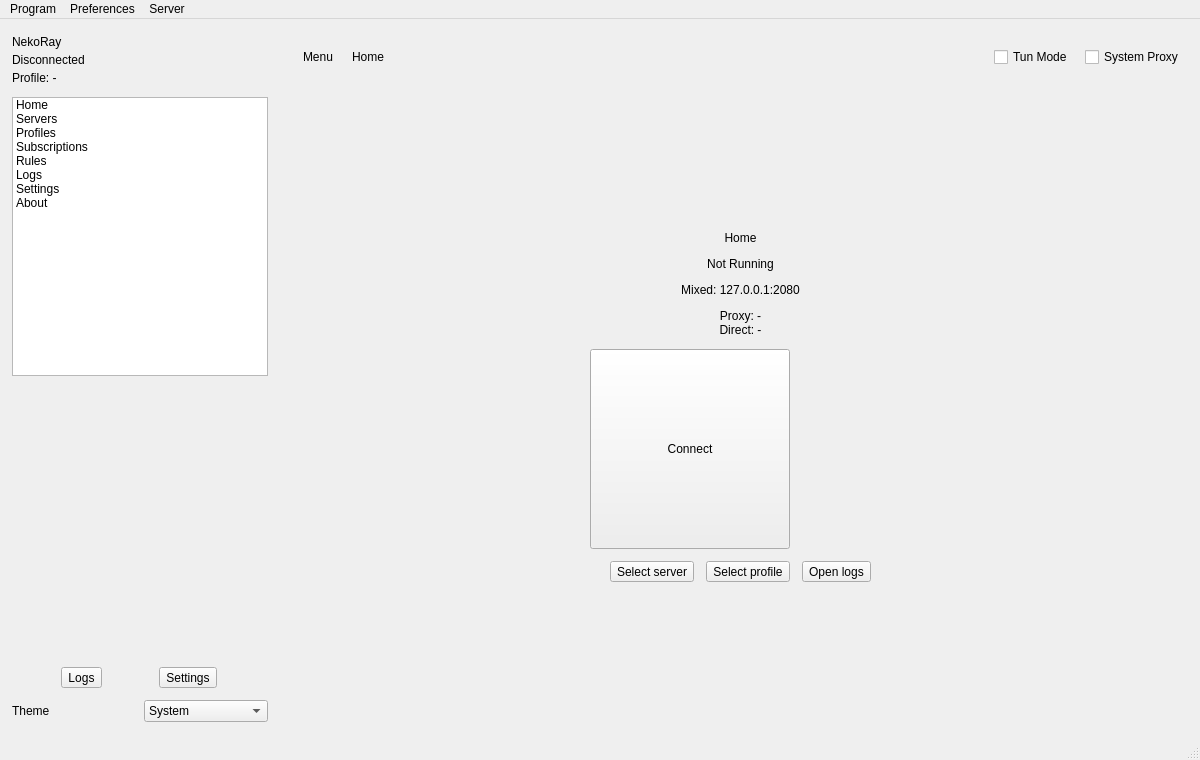
This is ui/mainwindow.ui in cofedish/cofe-nekobox as Qt 5 draws it before an edit. The edited form follows.
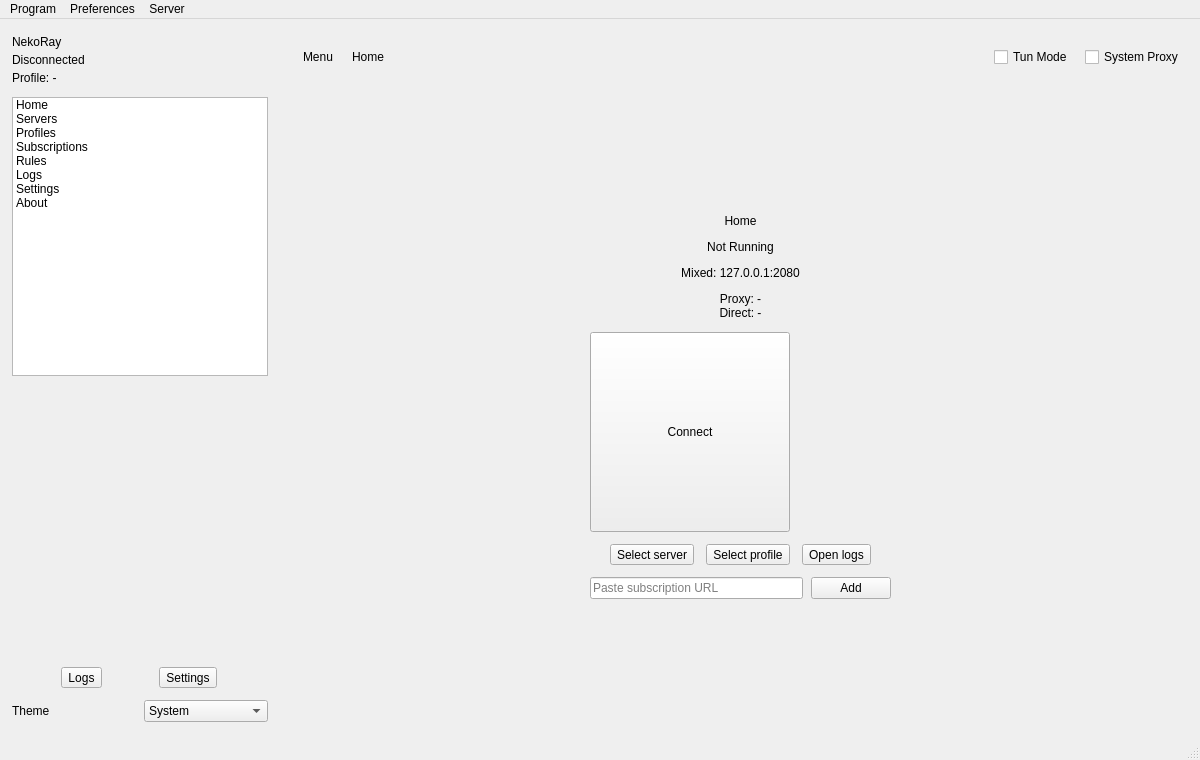
This is the edited form. Custom widgets are drawn as their Qt base class.

```diff
--- a/ui/mainwindow.ui
+++ b/ui/mainwindow.ui
@@ -638,6 +638,44 @@
                    </layout>
                   </widget>
                  </item>
+                <item>
+                 <widget class="QWidget" name="home_add_row" native="true">
+                  <layout class="QHBoxLayout" name="homeAddRowLayout">
+                   <property name="leftMargin">
+                    <number>0</number>
+                   </property>
+                   <property name="topMargin">
+                    <number>0</number>
+                   </property>
+                   <property name="rightMargin">
+                    <number>0</number>
+                   </property>
+                   <property name="bottomMargin">
+                    <number>0</number>
+                   </property>
+                   <property name="spacing">
+                    <number>8</number>
+                   </property>
+                   <item>
+                    <widget class="QLineEdit" name="home_sub_url">
+                     <property name="placeholderText">
+                      <string>Paste subscription URL</string>
+                     </property>
+                     <property name="clearButtonEnabled">
+                      <bool>true</bool>
+                     </property>
+                    </widget>
+                   </item>
+                   <item>
+                    <widget class="QPushButton" name="home_sub_add">
+                     <property name="text">
+                      <string>Add</string>
+                     </property>
+                    </widget>
+                   </item>
+                  </layout>
+                 </widget>
+                </item>
                 </layout>
                </widget>
               </item>
```
Lines whose indentation alone changed are shown as unchanged.
